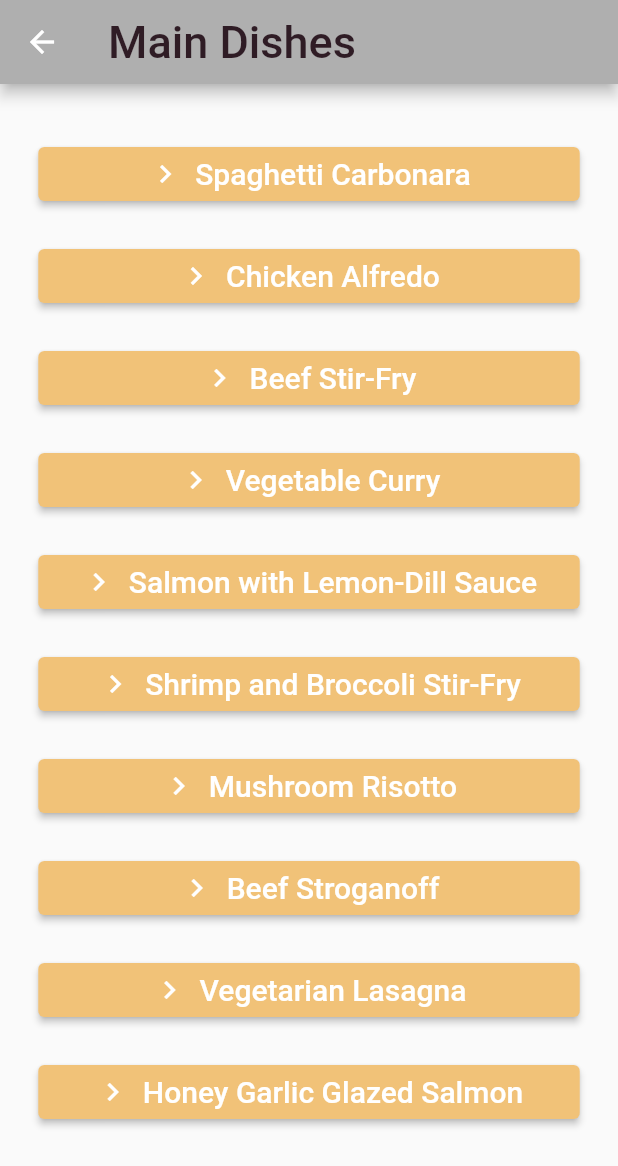
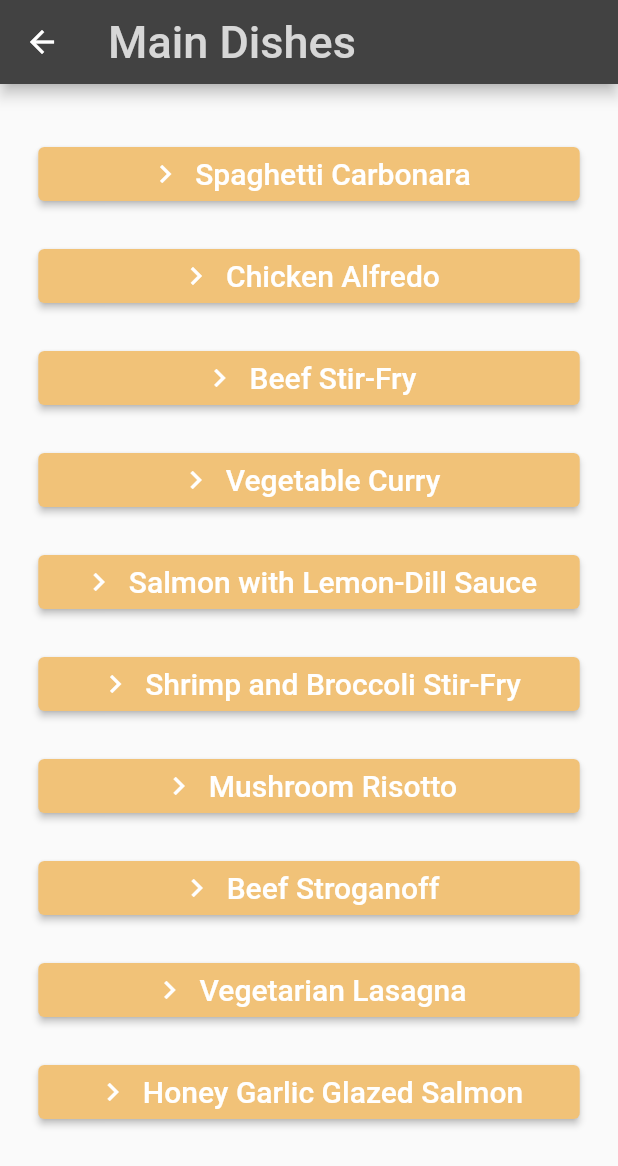
Before and after one commit to ERKeserdzhieva20/pigtea, a Flutter app: the screen it shows after launch, after a tap on "Go main dishes", on a phone screen of 412 x 824 dp. Shown: the top 1166 px of the screen. Run offline on Flutter 3.47's test engine with Material 2 defaults, Android fonts, the light colour scheme and no system bars.

Commit message:
Change colors

```diff
--- a/pigtea/lib/main.dart
+++ b/pigtea/lib/main.dart
@@ -41,9 +41,9 @@ class Menu extends StatelessWidget {
       appBar: AppBar(
         title: const Text(
           'Pigtea',
-          style: TextStyle(fontSize: 30.0, color: Color.fromARGB(255, 47, 28, 37)),
+          style: TextStyle(fontSize: 30.0, color: Color.fromARGB(255, 215, 215, 215)),
         ),
-        backgroundColor: Color.fromARGB(255, 175, 175, 175),
+        backgroundColor: Color.fromARGB(255, 66, 66, 66),
       ),
       body: SingleChildScrollView(
         padding: EdgeInsets.all(16.0),
@@ -183,7 +183,7 @@ class MainDishes extends StatelessWidget {
   @override
   Widget build(BuildContext context) {
     return Scaffold(
-      appBar: AppBar(title: const Text('Main Dishes', style: TextStyle(fontSize: 30.0, color: Color.fromARGB(255, 47, 28, 37)),), backgroundColor: Color.fromARGB(255, 175, 175, 175),),
+      appBar: AppBar(title: const Text('Main Dishes', style: TextStyle(fontSize: 30.0, color: Color.fromARGB(255, 215, 215, 215)),), backgroundColor: Color.fromARGB(255, 66, 66, 66),),
       body: SingleChildScrollView(
         padding: EdgeInsets.all(16.0),
         child: Center(
@@ -473,7 +473,7 @@ class SideDishes extends StatelessWidget {
   @override
   Widget build(BuildContext context) {
     return Scaffold(
-      appBar: AppBar(title: const Text('Side Dishes', style: TextStyle(fontSize: 30.0, color: Color.fromARGB(255, 47, 28, 37)),), backgroundColor: Color.fromARGB(255, 175, 175, 175),),
+      appBar: AppBar(title: const Text('Side Dishes', style: TextStyle(fontSize: 30.0, color: Color.fromARGB(255, 215, 215, 215)),), backgroundColor: Color.fromARGB(255, 66, 66, 66),),
       body: SingleChildScrollView(
         padding: EdgeInsets.all(16.0),
         child: Center(
@@ -765,7 +765,7 @@ class Deserts extends StatelessWidget {
   @override
   Widget build(BuildContext context) {
     return Scaffold(
-      appBar: AppBar(title: const Text('Deserts', style: TextStyle(fontSize: 30.0, color: Color.fromARGB(255, 47, 28, 37)),), backgroundColor: Color.fromARGB(255, 175, 175, 175),),
+      appBar: AppBar(title: const Text('Deserts', style: TextStyle(fontSize: 30.0, color: Color.fromARGB(255, 215, 215, 215)),), backgroundColor: Color.fromARGB(255, 66, 66, 66),),
       body: SingleChildScrollView(
         padding: EdgeInsets.all(16.0),
         child: Center(
@@ -1057,7 +1057,7 @@ class Drinks extends StatelessWidget {
     @override
   Widget build(BuildContext context) {
     return Scaffold(
-      appBar: AppBar(title: const Text('Drinks', style: TextStyle(fontSize: 30.0, color: Color.fromARGB(255, 47, 28, 37)),), backgroundColor: Color.fromARGB(255, 175, 175, 175),),
+      appBar: AppBar(title: const Text('Drinks', style: TextStyle(fontSize: 30.0, color: Color.fromARGB(255, 215, 215, 215)),), backgroundColor: Color.fromARGB(255, 66, 66, 66),),
       body: SingleChildScrollView(
         padding: EdgeInsets.all(16.0),
         child: Center(
@@ -1348,7 +1348,7 @@ class Recipes extends StatelessWidget {
   @override
   Widget build(BuildContext context) {
     return Scaffold(
-      appBar: AppBar(title: const Text('Recipes', style: TextStyle(fontSize: 30.0, color: Color.fromARGB(255, 47, 28, 37)),), backgroundColor: Color.fromARGB(255, 175, 175, 175),),
+      appBar: AppBar(title: const Text('Recipes', style: TextStyle(fontSize: 30.0, color: Color.fromARGB(255, 215, 215, 215)),), backgroundColor: Color.fromARGB(255, 66, 66, 66),),
       body: Padding(
         padding: EdgeInsets.symmetric(horizontal: 16.0), // Adjust the horizontal padding as needed
         child: SingleChildScrollView(
```
